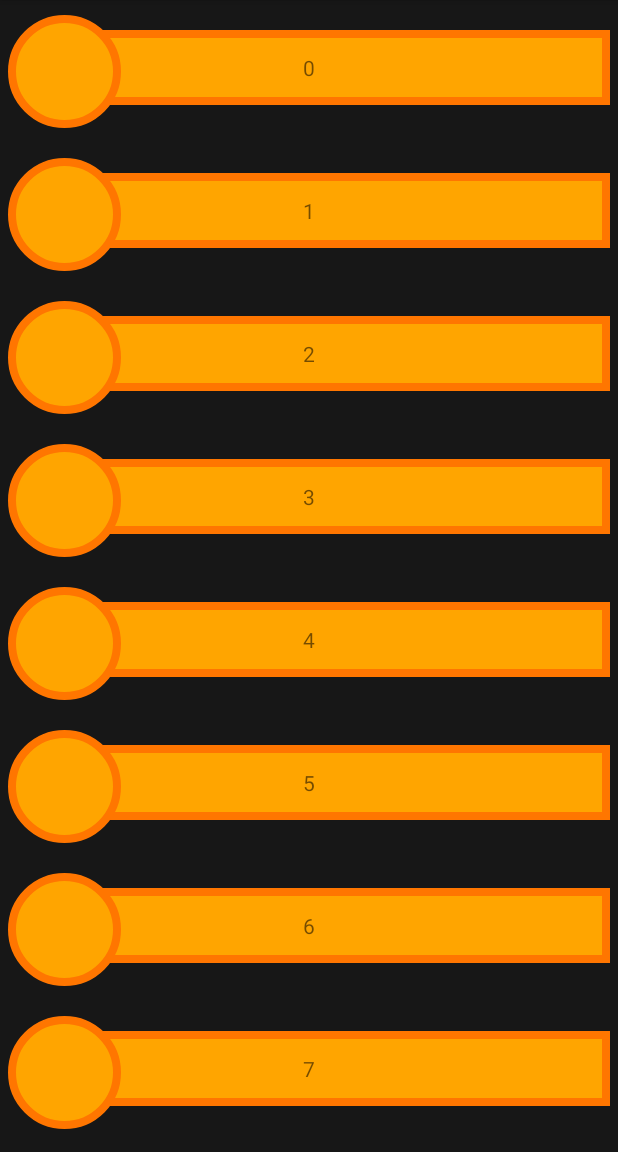
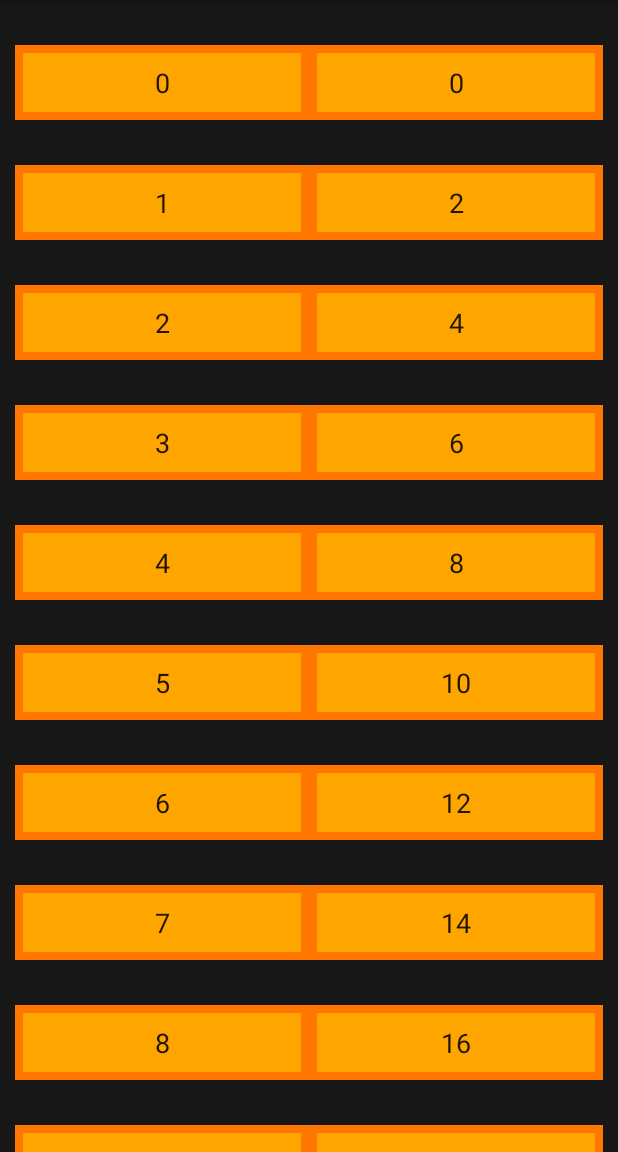
Before and after one commit to ArstaroV/Cardify, an Android app: the screen it shows after launch (MainActivity), on a phone screen of 412 x 824 dp, the part 84-1236 px from its top. Run offline under Robolectric (Android 15) with nearby library versions, the phone set to English and light mode, and no system bars.

Commit message:
added vocabulary view

```diff
--- /dev/null
+++ b/app/src/main/java/com/uselesscodeworks/cardify/models/Vocabulary.kt
@@ -0,0 +1,4 @@
+package com.uselesscodeworks.cardify.models
+
+data class Vocabulary (val sourceVocabulary: String, val targetVocabulary: String) {
+}
--- /dev/null
+++ b/app/src/main/java/com/uselesscodeworks/cardify/viewmodels/VocabularyViewModel.kt
@@ -0,0 +1,15 @@
+package com.uselesscodeworks.cardify.viewmodels
+import androidx.lifecycle.MutableLiveData
+import androidx.lifecycle.ViewModel
+import com.uselesscodeworks.cardify.models.Vocabulary
+
+class VocabularyViewModel : ViewModel() {
+    val vocs = MutableLiveData<MutableList<Vocabulary>>()
+
+    init {
+        for (i in 0 until 20) {
+            val element = Vocabulary(i.toString(), (i*2).toString())
+            vocs.value?.add(element)
+        }
+    }
+}
--- a/app/src/main/java/com/uselesscodeworks/cardify/views/MainActivity.kt
+++ b/app/src/main/java/com/uselesscodeworks/cardify/views/MainActivity.kt
@@ -7,22 +7,25 @@ import androidx.lifecycle.MutableLiveData
 import androidx.recyclerview.widget.LinearLayoutManager
 import com.uselesscodeworks.cardify.R
 import com.uselesscodeworks.cardify.models.Box
+import com.uselesscodeworks.cardify.models.Vocabulary
 import com.uselesscodeworks.cardify.views.adapters.BoxItemAdapter
+import com.uselesscodeworks.cardify.views.adapters.VocabularyItemAdapter
 import kotlinx.android.synthetic.main.box_main_fragment.*
+import kotlinx.android.synthetic.main.vocabulary_fragment.*
 
 class MainActivity : AppCompatActivity() {
     override fun onCreate(savedInstanceState: Bundle?) {
         super.onCreate(savedInstanceState)
         setContentView(R.layout.activity_main)
         val testList = genDummy(50)
-        box_list.adapter = BoxItemAdapter(testList)
-        box_list.layoutManager = LinearLayoutManager(this)
+        vocabulary_list.adapter = VocabularyItemAdapter(testList)
+        vocabulary_list.layoutManager = LinearLayoutManager(this)
     }
 
-    private fun genDummy(size: Int): MutableList<Box> {
-        val boxes = ArrayList<Box>()
-        for (i in 0 until 20) {
-            val element = Box(i.toString())
+    private fun genDummy(size: Int): MutableList<Vocabulary> {
+        val boxes = ArrayList<Vocabulary>()
+        for (i in 0 until size) {
+            val element = Vocabulary(i.toString(), (i*2).toString())
             boxes.add(element)
         }
         return boxes
--- /dev/null
+++ b/app/src/main/java/com/uselesscodeworks/cardify/views/VocabularyFragment.kt
@@ -0,0 +1,33 @@
+package com.uselesscodeworks.cardify.views
+
+import androidx.lifecycle.ViewModelProviders
+import android.os.Bundle
+import androidx.fragment.app.Fragment
+import android.view.LayoutInflater
+import android.view.View
+import android.view.ViewGroup
+import com.uselesscodeworks.cardify.R
+import com.uselesscodeworks.cardify.viewmodels.VocabularyViewModel
+
+class VocabularyFragment : Fragment() {
+
+    companion object {
+        fun newInstance() = VocabularyFragment()
+    }
+
+    private lateinit var viewModel: VocabularyViewModel
+
+    override fun onCreateView(
+        inflater: LayoutInflater, container: ViewGroup?,
+        savedInstanceState: Bundle?
+    ): View? {
+        return inflater.inflate(R.layout.vocabulary_fragment, container, false)
+    }
+
+    override fun onActivityCreated(savedInstanceState: Bundle?) {
+        super.onActivityCreated(savedInstanceState)
+        viewModel = ViewModelProviders.of(this).get(VocabularyViewModel::class.java)
+        // TODO: Use the ViewModel
+    }
+
+}
--- a/app/src/main/java/com/uselesscodeworks/cardify/views/adapters/BoxItemAdapter.kt
+++ b/app/src/main/java/com/uselesscodeworks/cardify/views/adapters/BoxItemAdapter.kt
@@ -12,7 +12,7 @@ import kotlinx.android.synthetic.main.box_main_fragment.view.*
 
 class BoxItemAdapter(private val boxList : MutableList<Box>) : RecyclerView.Adapter<BoxItemAdapter.BoxItemViewHolder>() {
     class BoxItemViewHolder(itemView: View) : RecyclerView.ViewHolder(itemView) {
-        val boxName: TextView = itemView.placeholder_text
+        val boxName: TextView = itemView.box_name
     }
 
     override fun onCreateViewHolder(parent: ViewGroup, viewType: Int): BoxItemViewHolder {
--- /dev/null
+++ b/app/src/main/java/com/uselesscodeworks/cardify/views/adapters/VocabularyItemAdapter.kt
@@ -0,0 +1,33 @@
+package com.uselesscodeworks.cardify.views.adapters
+
+import android.view.LayoutInflater
+import android.view.View
+import android.view.ViewGroup
+import android.widget.EditText
+import androidx.recyclerview.widget.RecyclerView
+import com.uselesscodeworks.cardify.R
+import com.uselesscodeworks.cardify.models.Vocabulary
+import kotlinx.android.synthetic.main.vocabulary_item.view.*
+
+class VocabularyItemAdapter(private val vocabulary_list : MutableList<Vocabulary>) : RecyclerView.Adapter<VocabularyItemAdapter.VocabularyItemViewHolder>() {
+    class VocabularyItemViewHolder(itemView: View) : RecyclerView.ViewHolder(itemView) {
+        val sourceVocabulary: EditText = itemView.source_vocabulary
+        val targetVocabulary: EditText = itemView.target_vocabulary
+    }
+
+    override fun onCreateViewHolder(parent: ViewGroup, viewType: Int): VocabularyItemViewHolder {
+        val itemView = LayoutInflater.from(parent.context).inflate(
+            R.layout.vocabulary_item,
+            parent,
+            false)
+        return VocabularyItemViewHolder(itemView)
+    }
+
+    override fun getItemCount() = vocabulary_list.size
+
+    override fun onBindViewHolder(holder: VocabularyItemViewHolder, position: Int) {
+        val currentItem = vocabulary_list[position]
+        holder.sourceVocabulary.setText(currentItem.sourceVocabulary)
+        holder.targetVocabulary.setText(currentItem.targetVocabulary)
+    }
+}
--- /dev/null
+++ b/app/src/main/res/drawable/vocabulary_item_drawable.xml
@@ -0,0 +1,13 @@
+<?xml version="1.0" encoding="utf-8"?>
+<layer-list xmlns:android="http://schemas.android.com/apk/res/android">
+    <item
+        android:height="50dp"
+        android:top="0dp">
+        <shape android:shape="rectangle">
+            <solid android:color="@color/mainOrange"/>
+            <stroke
+                android:color="@color/DarkerOrange"
+                android:width="5dp"/>
+        </shape>
+    </item>
+</layer-list>
--- a/app/src/main/res/layout/activity_main.xml
+++ b/app/src/main/res/layout/activity_main.xml
@@ -8,7 +8,7 @@
 
     <fragment
         android:id="@+id/MainView"
-        android:name="com.uselesscodeworks.cardify.views.BoxMainFragment"
+        android:name="com.uselesscodeworks.cardify.views.VocabularyFragment"
         android:layout_width="0dp"
         android:layout_height="0dp"
         app:layout_constraintBottom_toBottomOf="parent"
--- a/app/src/main/res/layout/box_item.xml
+++ b/app/src/main/res/layout/box_item.xml
@@ -13,7 +13,7 @@
         android:background="@drawable/box_item_drawable"
         />
     <TextView
-        android:id="@+id/placeholder_text"
+        android:id="@+id/box_name"
         android:layout_width="match_parent"
         android:layout_height="match_parent"
         android:paddingTop="15dp"
--- /dev/null
+++ b/app/src/main/res/layout/vocabulary_fragment.xml
@@ -0,0 +1,15 @@
+<?xml version="1.0" encoding="utf-8"?>
+<androidx.constraintlayout.widget.ConstraintLayout xmlns:android="http://schemas.android.com/apk/res/android"
+    xmlns:app="http://schemas.android.com/apk/res-auto"
+    xmlns:tools="http://schemas.android.com/tools"
+    android:layout_width="match_parent"
+    android:layout_height="match_parent"
+    android:background="@color/backgroundMainColor"
+    tools:context=".views.VocabularyFragment">
+
+    <androidx.recyclerview.widget.RecyclerView
+        android:id="@+id/vocabulary_list"
+        android:layout_width="match_parent"
+        android:layout_height="match_parent"
+        tools:listitem="@layout/vocabulary_item" />
+</androidx.constraintlayout.widget.ConstraintLayout>
--- /dev/null
+++ b/app/src/main/res/layout/vocabulary_item.xml
@@ -0,0 +1,38 @@
+<?xml version="1.0" encoding="utf-8"?>
+<androidx.constraintlayout.widget.ConstraintLayout
+    xmlns:android="http://schemas.android.com/apk/res/android"
+    xmlns:app="http://schemas.android.com/apk/res-auto"
+    xmlns:tools="http://schemas.android.com/tools"
+    android:layout_width="match_parent"
+    android:layout_height="wrap_content">
+
+    <EditText
+        android:id="@+id/source_vocabulary"
+        android:layout_width="0dp"
+        android:layout_height="wrap_content"
+        android:layout_marginStart="10dp"
+        android:layout_marginTop="30dp"
+        android:ems="10"
+        android:inputType="textPersonName"
+        android:text="voulez vous couche avec moi, ce soir"
+        android:textAlignment="center"
+        app:layout_constraintEnd_toStartOf="@+id/target_vocabulary"
+        app:layout_constraintStart_toStartOf="parent"
+        app:layout_constraintTop_toTopOf="parent"
+        android:background="@drawable/vocabulary_item_drawable"/>
+
+    <EditText
+        android:id="@+id/target_vocabulary"
+        android:layout_width="0dp"
+        android:layout_height="wrap_content"
+        android:layout_marginTop="30dp"
+        android:layout_marginEnd="10dp"
+        android:ems="10"
+        android:inputType="textPersonName"
+        android:text="willst du heute mit mir schlafen"
+        android:textAlignment="center"
+        app:layout_constraintEnd_toEndOf="parent"
+        app:layout_constraintStart_toEndOf="@+id/source_vocabulary"
+        app:layout_constraintTop_toTopOf="parent"
+        android:background="@drawable/vocabulary_item_drawable"/>
+</androidx.constraintlayout.widget.ConstraintLayout>
```
